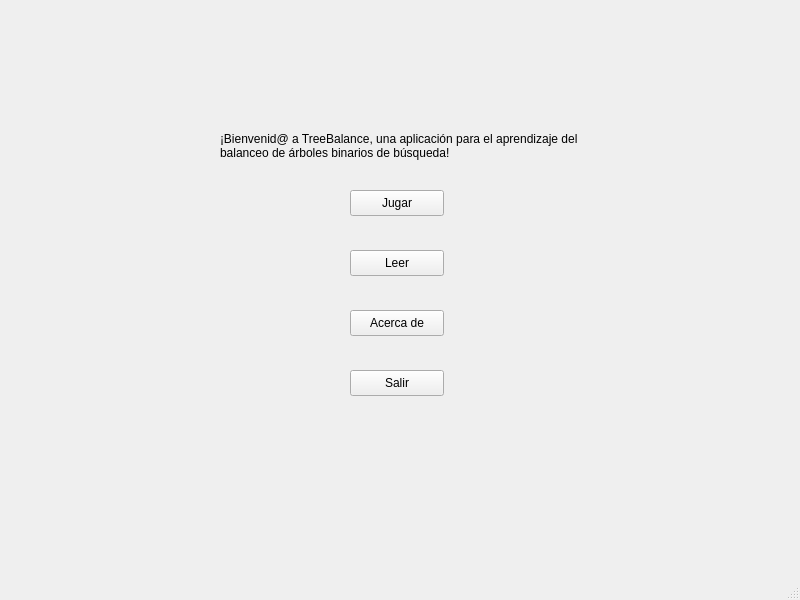
Before: the Qt Designer form mainwindow.ui in rosalas/TreeBalance, drawn with Qt 5.
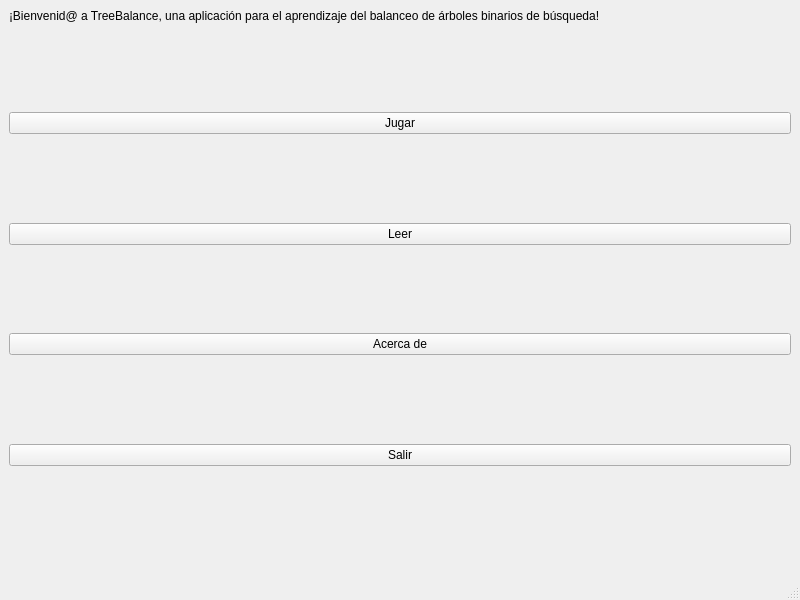
After: the same form once the commit is applied.

What changed in the file:
```diff
--- a/mainwindow.ui
+++ b/mainwindow.ui
@@ -14,89 +14,142 @@
    <string>MainWindow</string>
   </property>
   <widget class="QWidget" name="centralwidget">
+   <layout class="QVBoxLayout" name="verticalLayout">
+    <item>
+     <widget class="QLabel" name="label">
+      <property name="layoutDirection">
+       <enum>Qt::LayoutDirection::LeftToRight</enum>
+      </property>
+      <property name="text">
+       <string>¡Bienvenid@ a TreeBalance, una aplicación para el aprendizaje del balanceo de árboles binarios de búsqueda!</string>
+      </property>
+      <property name="wordWrap">
+       <bool>true</bool>
+      </property>
+      <property name="openExternalLinks">
+       <bool>false</bool>
+      </property>
+     </widget>
+    </item>
+    <item>
+     <spacer name="verticalSpacer_5">
+      <property name="orientation">
+       <enum>Qt::Orientation::Vertical</enum>
+      </property>
+      <property name="sizeHint" stdset="0">
+       <size>
+        <width>20</width>
+        <height>40</height>
+       </size>
+      </property>
+     </spacer>
+    </item>
+    <item>
    <widget class="QPushButton" name="pushButtonJuego">
-    <property name="geometry">
-     <rect>
-      <x>350</x>
-      <y>190</y>
-      <width>94</width>
-      <height>26</height>
-     </rect>
+      <property name="sizePolicy">
+       <sizepolicy hsizetype="Preferred" vsizetype="Preferred">
+        <horstretch>0</horstretch>
+        <verstretch>0</verstretch>
+       </sizepolicy>
     </property>
     <property name="text">
      <string>Jugar</string>
     </property>
    </widget>
+    </item>
+    <item>
+     <spacer name="verticalSpacer">
+      <property name="orientation">
+       <enum>Qt::Orientation::Vertical</enum>
+      </property>
+      <property name="sizeHint" stdset="0">
+       <size>
+        <width>20</width>
+        <height>40</height>
+       </size>
+      </property>
+     </spacer>
+    </item>
+    <item>
    <widget class="QPushButton" name="pushButtonLeer">
-    <property name="geometry">
-     <rect>
-      <x>350</x>
-      <y>250</y>
-      <width>94</width>
-      <height>26</height>
-     </rect>
+      <property name="sizePolicy">
+       <sizepolicy hsizetype="Preferred" vsizetype="Preferred">
+        <horstretch>0</horstretch>
+        <verstretch>0</verstretch>
+       </sizepolicy>
     </property>
     <property name="text">
      <string>Leer</string>
     </property>
    </widget>
+    </item>
+    <item>
+     <spacer name="verticalSpacer_2">
+      <property name="orientation">
+       <enum>Qt::Orientation::Vertical</enum>
+      </property>
+      <property name="sizeHint" stdset="0">
+       <size>
+        <width>20</width>
+        <height>40</height>
+       </size>
+      </property>
+     </spacer>
+    </item>
+    <item>
    <widget class="QPushButton" name="pushButtonAcerca">
-    <property name="geometry">
-     <rect>
-      <x>350</x>
-      <y>310</y>
-      <width>94</width>
-      <height>26</height>
-     </rect>
+      <property name="sizePolicy">
+       <sizepolicy hsizetype="Preferred" vsizetype="Preferred">
+        <horstretch>0</horstretch>
+        <verstretch>0</verstretch>
+       </sizepolicy>
     </property>
     <property name="text">
      <string>Acerca de</string>
     </property>
    </widget>
+    </item>
+    <item>
+     <spacer name="verticalSpacer_3">
+      <property name="orientation">
+       <enum>Qt::Orientation::Vertical</enum>
+      </property>
+      <property name="sizeHint" stdset="0">
+       <size>
+        <width>20</width>
+        <height>40</height>
+       </size>
+      </property>
+     </spacer>
+    </item>
+    <item>
    <widget class="QPushButton" name="pushButtonSalir">
-    <property name="geometry">
-     <rect>
-      <x>350</x>
-      <y>370</y>
-      <width>94</width>
-      <height>26</height>
-     </rect>
+      <property name="sizePolicy">
+       <sizepolicy hsizetype="Preferred" vsizetype="Preferred">
+        <horstretch>0</horstretch>
+        <verstretch>0</verstretch>
+       </sizepolicy>
     </property>
     <property name="text">
      <string>Salir</string>
     </property>
    </widget>
-   <widget class="QLabel" name="label">
-    <property name="geometry">
-     <rect>
-      <x>220</x>
-      <y>130</y>
-      <width>401</width>
-      <height>31</height>
-     </rect>
-    </property>
-    <property name="layoutDirection">
-     <enum>Qt::LayoutDirection::LeftToRight</enum>
-    </property>
-    <property name="text">
-     <string>¡Bienvenid@ a TreeBalance, una aplicación para el aprendizaje del balanceo de árboles binarios de búsqueda!</string>
-    </property>
-    <property name="wordWrap">
-     <bool>true</bool>
-    </property>
-    <property name="openExternalLinks">
-     <bool>false</bool>
-    </property>
-   </widget>
+    </item>
+    <item>
+     <spacer name="verticalSpacer_4">
+      <property name="orientation">
+       <enum>Qt::Orientation::Vertical</enum>
+      </property>
+      <property name="sizeHint" stdset="0">
+       <size>
+        <width>20</width>
+        <height>40</height>
+       </size>
+      </property>
+     </spacer>
+    </item>
+    <item>
    <widget class="QLabel" name="label2">
-    <property name="geometry">
-     <rect>
-      <x>150</x>
-      <y>430</y>
-      <width>491</width>
-      <height>41</height>
-     </rect>
-    </property>
     <property name="text">
      <string/>
     </property>
@@ -104,6 +157,8 @@
      <bool>true</bool>
     </property>
    </widget>
+    </item>
+   </layout>
   </widget>
   <widget class="QMenuBar" name="menubar">
    <property name="geometry">
```
Lines whose indentation alone changed are shown as unchanged.
